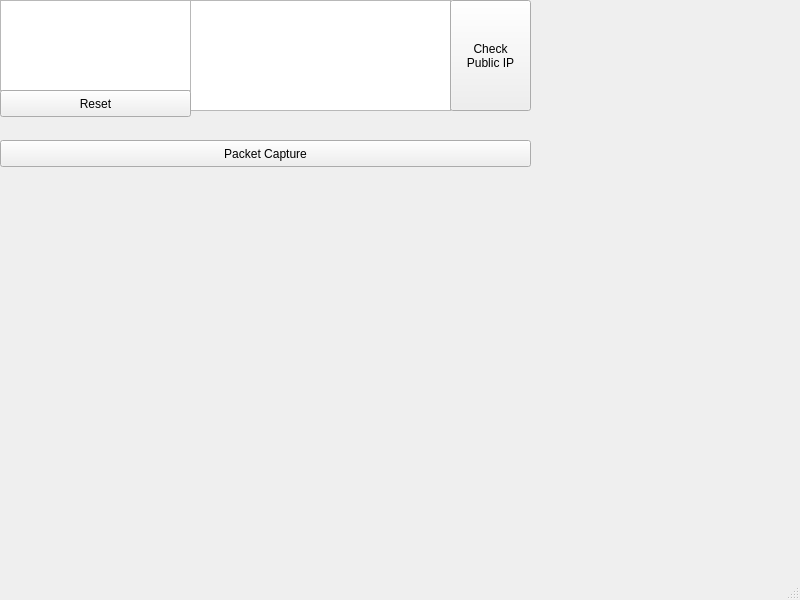
The window that NetworkHandler/NetworkHandler/mainwindow.ui (jdaeman/qt) describes before a commit, drawn with Qt 5.
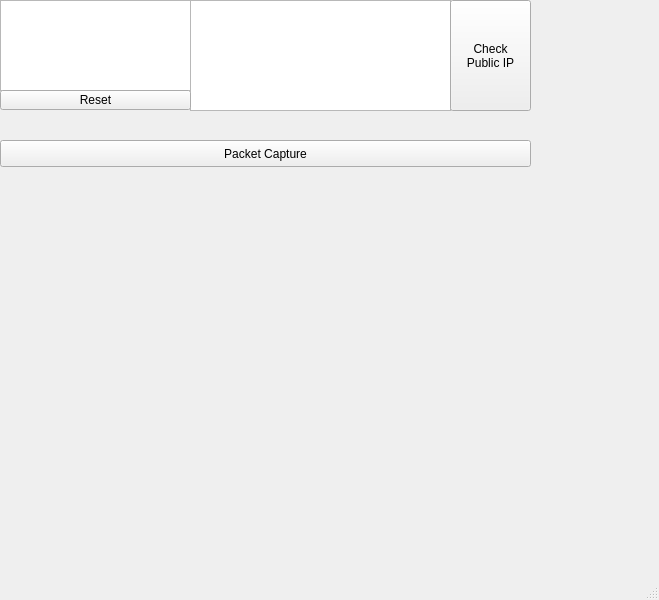
The same window after the commit.

Patch:
```diff
--- a/NetworkHandler/NetworkHandler/mainwindow.ui
+++ b/NetworkHandler/NetworkHandler/mainwindow.ui
@@ -6,7 +6,7 @@
    <rect>
     <x>0</x>
     <y>0</y>
-    <width>800</width>
+    <width>659</width>
     <height>600</height>
    </rect>
   </property>
@@ -40,7 +40,7 @@
       <x>0</x>
       <y>90</y>
       <width>191</width>
-      <height>27</height>
+      <height>20</height>
      </rect>
     </property>
     <property name="text">
```
Left out of the diff: 2 changed lines with no effect on the pictures.
